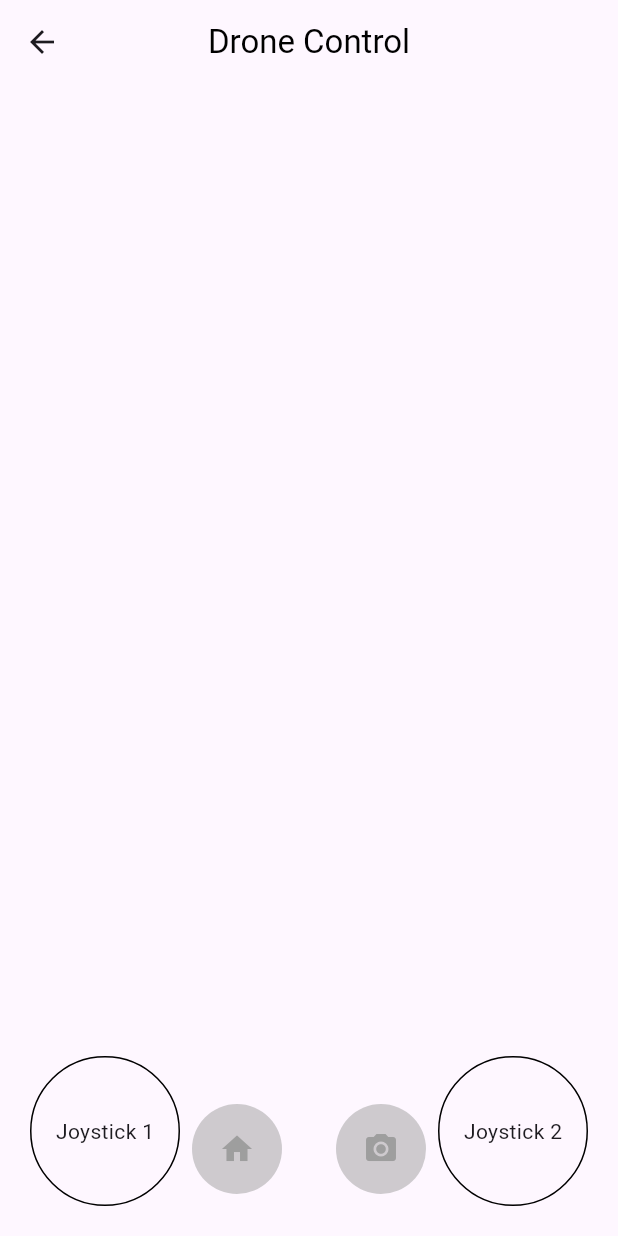
After one commit to Inderjit-S/COMP-490, a Flutter app: the screen it shows after launch, after a tap on "Drone Control Menu", on a phone screen of 412 x 824 dp. The commit adds this screen. Run offline on Flutter 3.47's test engine with Material 3 defaults, Android fonts, the phone set to English and light mode, and no system bars; our stand-ins replace google_fonts.

Commit message:
Created DroneMenuSceen

```diff
--- a/lib/main.dart
+++ b/lib/main.dart
@@ -5,6 +5,7 @@ import 'package:aerogotchi/screen/playingmenuscreen.dart';
 import 'package:aerogotchi/screen/foodmenuscreen.dart';
 import 'package:aerogotchi/screen/temphomescreen.dart';
 import 'package:aerogotchi/screen/statusmenuscreen.dart';
+import 'package:aerogotchi/screen/dronecontrolscreen.dart';
 import 'package:flutter/material.dart';
 
 void main() {
--- /dev/null
+++ b/lib/screen/dronecontrolscreen.dart
@@ -0,0 +1,117 @@
+import 'package:flutter/material.dart';
+import 'package:aerogotchi/screen/temphomescreen.dart';
+
+class DroneControlScreen extends StatefulWidget {
+  @override
+  _DroneControlScreenState createState() => _DroneControlScreenState();
+}
+
+class _DroneControlScreenState extends State<DroneControlScreen> {
+  @override
+  Widget build(BuildContext context) {
+    return Scaffold(
+      appBar: AppBar(
+        title: Text('Drone Control', style: TextStyle(color: Colors.black)),
+        centerTitle: true,
+        leading: IconButton(
+          icon: Icon(Icons.arrow_back),
+          onPressed: () {
+            Navigator.pop(context);
+          },
+        ),
+      ),
+      body: LandscapeDroneControlMenu(
+        onHomePressed: () {
+          Navigator.push(
+            context,
+            MaterialPageRoute(builder: (context) => TempScreen()),
+          );
+        },
+      ),
+    );
+  }
+}
+
+class LandscapeDroneControlMenu extends StatelessWidget {
+  final Function onHomePressed;
+
+  LandscapeDroneControlMenu({required this.onHomePressed});
+
+  @override
+  Widget build(BuildContext context) {
+    return Stack(
+      children: [
+        Positioned(
+          left: 20,
+          bottom: 20,
+          child: Container(
+            width: 100,
+            height: 100,
+            decoration: BoxDecoration(
+              shape: BoxShape.circle,
+              border: Border.all(color: Colors.black),
+            ),
+            child: Center(
+              child: Text('Joystick 1'),
+            ),
+          ),
+        ),
+        Positioned(
+          right: 20,
+          bottom: 20,
+          child: Container(
+            width: 100,
+            height: 100,
+            decoration: BoxDecoration(
+              shape: BoxShape.circle,
+              border: Border.all(color: Colors.black),
+            ),
+            child: Center(
+              child: Text('Joystick 2'),
+            ),
+          ),
+        ),
+        Align(
+          alignment: Alignment.bottomCenter,
+          child: Padding(
+            padding: const EdgeInsets.only(bottom: 20),
+            child: Row(
+              mainAxisAlignment: MainAxisAlignment.center,
+              children: [
+                IconButton(
+                  onPressed: () {
+                    onHomePressed();
+                  },
+                  icon: CircleAvatar(
+                    radius: 30,
+                    backgroundColor: Colors.grey.withOpacity(0.5),
+                    child: Icon(Icons.home, color: Colors.grey),
+                  ),
+                ),
+                SizedBox(width: 20),
+                IconButton(
+                  onPressed: () {
+                    ScaffoldMessenger.of(context).showSnackBar(
+                      SnackBar(
+                        content: Center(
+                          // Center the text
+                          child: Text('Image Captured!'),
+                        ),
+                        backgroundColor: Colors.transparent, // Clear background
+                      ),
+                    );
+                  },
+                  icon: CircleAvatar(
+                    radius: 30,
+                    backgroundColor: Colors.grey.withOpacity(0.5),
+                    child: Icon(Icons.camera_alt, color: Colors.grey),
+                  ),
+                ),
+              ],
+            ),
+          ),
+        ),
+      ],
+    );
+  }
+}
--- a/lib/screen/temphomescreen.dart
+++ b/lib/screen/temphomescreen.dart
@@ -1,3 +1,4 @@
+import 'package:aerogotchi/screen/dronecontrolscreen.dart';
 import 'package:aerogotchi/screen/foodmenuscreen.dart';
 import 'package:flutter/material.dart';
 import 'playingmenuscreen.dart'; // Import PlayingMenuScreen
@@ -50,9 +51,12 @@ class _TempScreenState extends State<TempScreen> {
               },
             ),
             MenuButton(
-              title: 'Option 2',
+              title: 'Drone Control Menu',
               onPressed: () {
-                // Add navigation or functionality for Option 2
+                Navigator.push(
+                  context,
+                  MaterialPageRoute(builder: (context) => DroneControlScreen()),
+                );
               },
             ),
             MenuButton(
```
